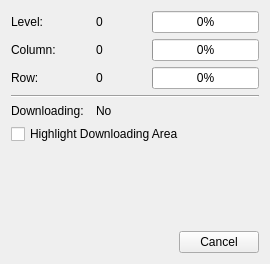
Old version of the form resources/OSMTileDownloaderInfoWidget.ui in the repository MichalVlasak/OSMViewer.
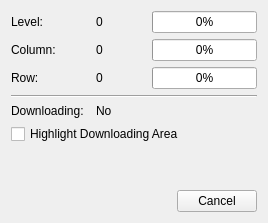
New version of the form.

Commit message: Uprava Widget-u so zobrazenim informacii o stave stahovania

What changed in the file:
```diff
--- a/resources/OSMTileDownloaderInfoWidget.ui
+++ b/resources/OSMTileDownloaderInfoWidget.ui
@@ -6,8 +6,8 @@
    <rect>
     <x>0</x>
     <y>0</y>
-    <width>270</width>
-    <height>264</height>
+    <width>268</width>
+    <height>223</height>
    </rect>
   </property>
   <property name="windowTitle">
```
Left out of the diff: 142 changed lines with no effect on the pictures.
